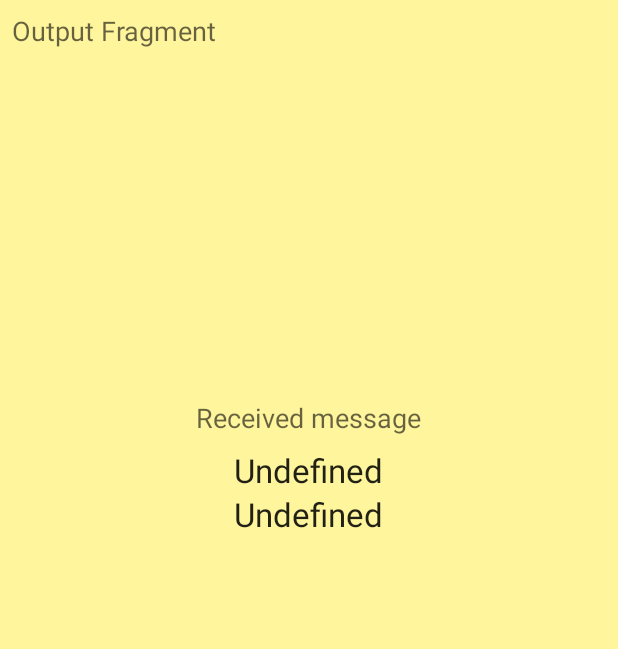
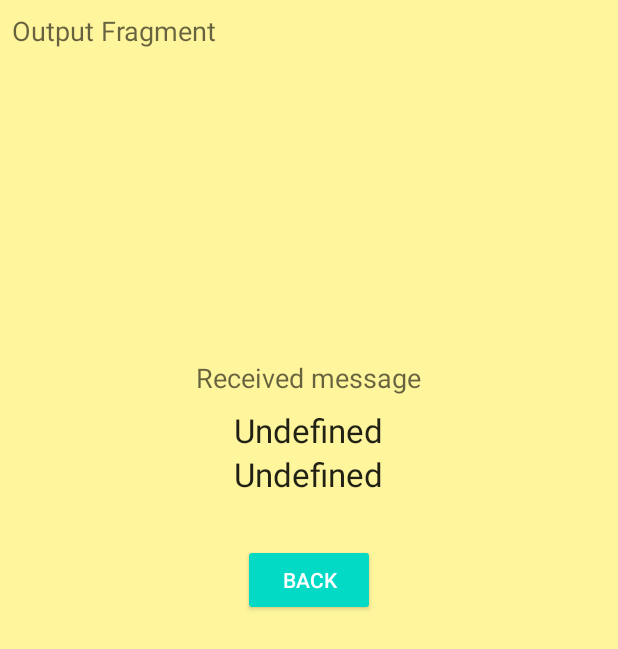
Before and after one commit to tetervak/KittyMessage4-Android, an Android app: the layout fragment_output.xml on its own in the app's theme, with its tools: preview values and no code run, on a phone screen of 412 x 824 dp. Shown: the top 649 px of the screen. Run offline under Robolectric (Android 15) with nearby library versions, the phone set to English and light mode, and no system bars.

Commit message:
replacing the fragments

```diff
--- a/app/src/main/java/ca/tetervak/kittymessage4/ui/InputFragment.kt
+++ b/app/src/main/java/ca/tetervak/kittymessage4/ui/InputFragment.kt
@@ -13,7 +13,7 @@ import ca.tetervak.kittymessage4.model.Envelope
 class InputFragment : Fragment() {
 
     interface InputListener {
-        fun send(envelope: Envelope)
+        fun showOutput(envelope: Envelope)
     }
     private var inputListener: InputListener? = null
 
@@ -52,7 +52,7 @@ class InputFragment : Fragment() {
             R.id.hiss_button -> getString(R.string.cat_hiss)
             else -> getString(R.string.undefined)
         }
-        inputListener?.send(Envelope(isUrgent, textMessage))
+        inputListener?.showOutput(Envelope(isUrgent, textMessage))
     }
 
 }
--- a/app/src/main/res/layout/fragment_output.xml
+++ b/app/src/main/res/layout/fragment_output.xml
@@ -1,15 +1,12 @@
 <?xml version="1.0" encoding="utf-8"?>
 <LinearLayout xmlns:android="http://schemas.android.com/apk/res/android"
+    xmlns:app="http://schemas.android.com/apk/res-auto"
     xmlns:tools="http://schemas.android.com/tools"
-
     android:layout_width="match_parent"
     android:layout_height="match_parent"
-
     android:background="@color/Yellow200"
-
     android:orientation="vertical"
     android:gravity="center_horizontal"
-
     tools:context=".ui.OutputFragment">
 
     <TextView
@@ -43,6 +40,14 @@
         android:text="@string/undefined"
         android:textAppearance="@style/TextAppearance.AppCompat.Large" />
 
+    <Button
+        android:id="@+id/back_button"
+        style="@style/Widget.AppCompat.Button.Colored"
+        android:layout_width="wrap_content"
+        android:layout_height="wrap_content"
+        android:layout_marginTop="@dimen/gap2"
+        android:text="@string/back" />
+
     <Space
         android:layout_width="match_parent"
         android:layout_height="0dp"
```
Also changed, not shown: app/src/main/java/ca/tetervak/kittymessage4/MainActivity.kt (+13 -16 lines), app/src/main/java/ca/tetervak/kittymessage4/ui/OutputFragment.kt (+18 -0 lines), app/src/main/res/layout/activity_main.xml (+1 -7 lines).
